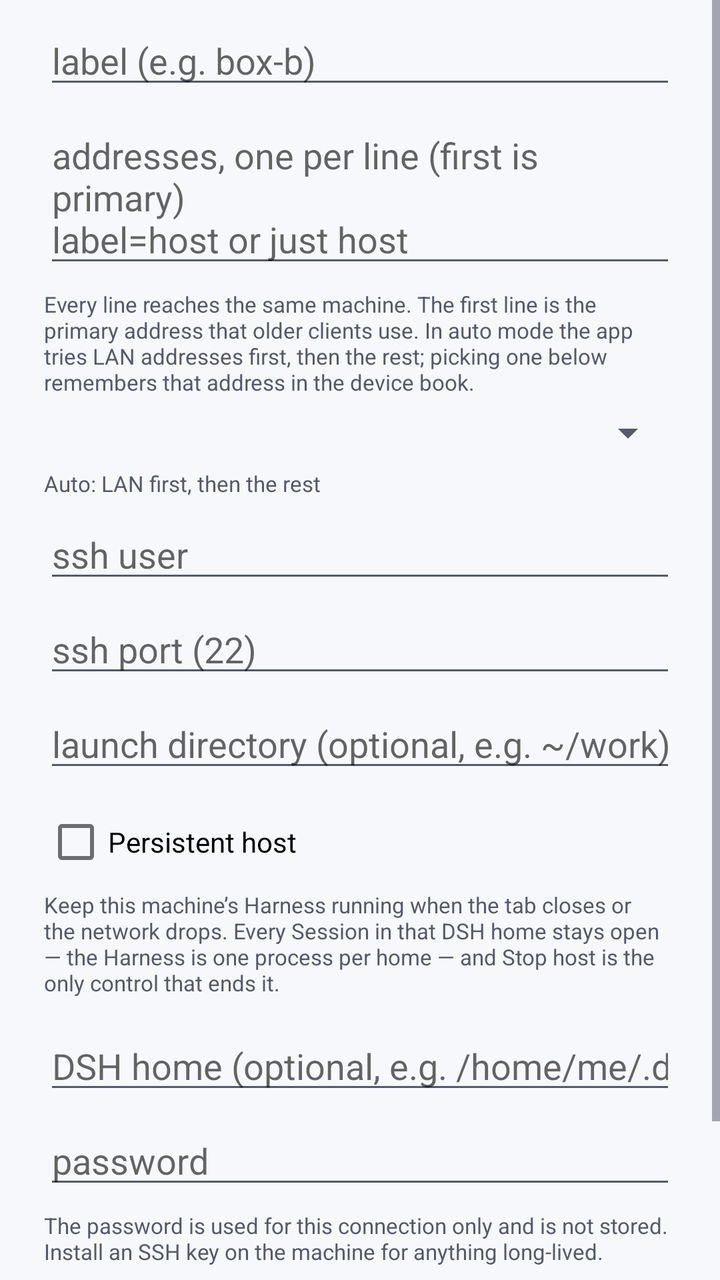
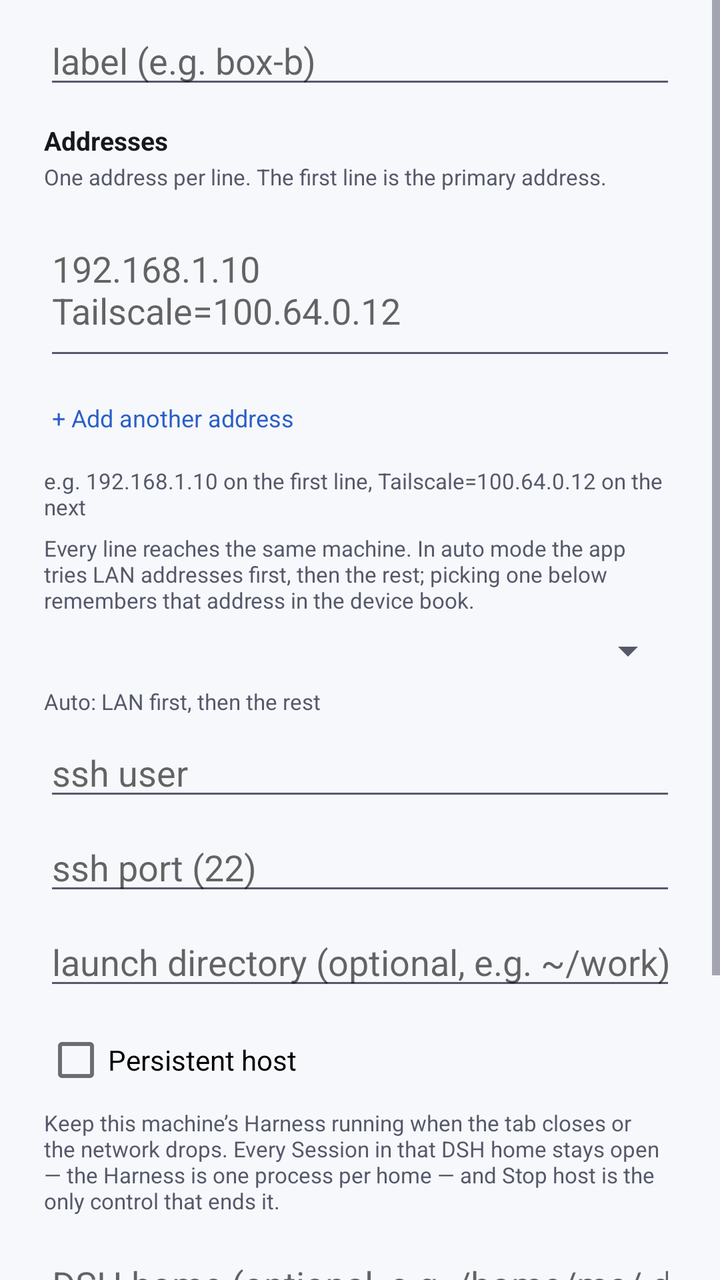

Before-and-after screenshots of an Android layout around one commit, followed by the original layout XML and the change that was made.
<!-- AndroidManifest.xml: application theme Theme.DshTabs -->
<!-- res/layout/dialog_device.xml -->
<?xml version="1.0" encoding="utf-8"?>
<ScrollView xmlns:android="http://schemas.android.com/apk/res/android"
	android:layout_width="match_parent"
	android:layout_height="wrap_content">

	<LinearLayout
		android:layout_width="match_parent"
		android:layout_height="wrap_content"
		android:orientation="vertical"
		android:paddingStart="22dp"
		android:paddingTop="8dp"
		android:paddingEnd="22dp"
		android:paddingBottom="8dp">

		<EditText
			android:id="@+id/label"
			android:layout_width="match_parent"
			android:layout_height="wrap_content"
			android:hint="@string/field_label"
			android:importantForAutofill="no"
			android:inputType="text" />

		<EditText
			android:id="@+id/addresses"
			android:layout_width="match_parent"
			android:layout_height="wrap_content"
			android:layout_marginTop="6dp"
			android:hint="@string/field_addresses"
			android:importantForAutofill="no"
			android:inputType="textMultiLine"
			android:maxLines="6"
			android:minLines="3"
			android:scrollbars="vertical"
			android:singleLine="false" />

		<TextView
			android:layout_width="match_parent"
			android:layout_height="wrap_content"
			android:layout_marginTop="6dp"
			android:text="@string/address_hint"
			android:textColor="@color/dim"
			android:textSize="11sp" />

		<Spinner
			android:id="@+id/addressChoice"
			android:layout_width="match_parent"
			android:layout_height="wrap_content"
			android:layout_marginTop="6dp" />

		<TextView
			android:id="@+id/addressChoiceState"
			android:layout_width="match_parent"
			android:layout_height="wrap_content"
			android:layout_marginTop="6dp"
			android:text="@string/address_choice_auto"
			android:textColor="@color/dim"
			android:textSize="11sp" />

		<EditText
			android:id="@+id/user"
			android:layout_width="match_parent"
			android:layout_height="wrap_content"
			android:layout_marginTop="6dp"
			android:hint="@string/field_user"
			android:importantForAutofill="no"
			android:inputType="text" />

		<EditText
			android:id="@+id/port"
			android:layout_width="match_parent"
			android:layout_height="wrap_content"
			android:layout_marginTop="6dp"
			android:hint="@string/field_port"
			android:importantForAutofill="no"
			android:inputType="number" />

		<EditText
			android:id="@+id/directory"
			android:layout_width="match_parent"
			android:layout_height="wrap_content"
			android:layout_marginTop="6dp"
			android:hint="@string/field_directory"
			android:importantForAutofill="no"
			android:inputType="text" />

		<CheckBox
			android:id="@+id/persistent"
			android:layout_width="match_parent"
			android:layout_height="wrap_content"
			android:layout_marginTop="6dp"
			android:minHeight="48dp"
			android:text="@string/field_persistent" />

		<TextView
			android:layout_width="match_parent"
			android:layout_height="wrap_content"
			android:layout_marginBottom="6dp"
			android:text="@string/persistent_hint"
			android:textColor="@color/dim"
			android:textSize="11sp" />

		<EditText
			android:id="@+id/home"
			android:layout_width="match_parent"
			android:layout_height="wrap_content"
			android:layout_marginTop="6dp"
			android:hint="@string/field_home"
			android:importantForAutofill="no"
			android:inputType="text" />

		
		<Button
			android:id="@+id/terminal"
			android:layout_width="match_parent"
			android:layout_height="wrap_content"
			android:layout_marginTop="10dp"
			android:minHeight="48dp"
			android:text="@string/terminal_open"
			android:visibility="gone" />

		
		<Button
			android:id="@+id/disconnect"
			android:layout_width="match_parent"
			android:layout_height="wrap_content"
			android:layout_marginTop="6dp"
			android:backgroundTint="@color/bad"
			android:minHeight="48dp"
			android:text="@string/disconnect"
			android:visibility="gone" />

		<Button
			android:id="@+id/stopHost"
			android:layout_width="match_parent"
			android:layout_height="wrap_content"
			android:layout_marginTop="10dp"
			android:minHeight="48dp"
			android:text="@string/stop_host"
			android:visibility="gone" />

		<EditText
			android:id="@+id/password"
			android:layout_width="match_parent"
			android:layout_height="wrap_content"
			android:layout_marginTop="6dp"
			android:hint="@string/field_password"
			android:importantForAutofill="no"
			android:inputType="textPassword" />

		<TextView
			android:layout_width="match_parent"
			android:layout_height="wrap_content"
			android:layout_marginTop="6dp"
			android:text="@string/password_hint"
			android:textColor="@color/dim"
			android:textSize="11sp" />

		<View
			android:layout_width="match_parent"
			android:layout_height="1dp"
			android:layout_marginTop="14dp"
			android:background="@color/line" />

		<Button
			android:id="@+id/keyButton"
			android:layout_width="match_parent"
			android:layout_height="wrap_content"
			android:layout_marginTop="10dp"
			android:minHeight="48dp"
			android:text="@string/key_manage" />

		<TextView
			android:id="@+id/keyState"
			android:layout_width="match_parent"
			android:layout_height="wrap_content"
			android:layout_marginTop="2dp"
			android:textColor="@color/dim"
			android:textSize="11sp" />
	</LinearLayout>
</ScrollView>
<!-- resources referenced by this layout -->
<resources>
  <color name="bad">#B8322A</color>
  <color name="dim">#55596A</color>
  <color name="line">#CFD3DE</color>
  <string name="address_choice_auto">Auto: LAN first, then the rest</string>
  <string name="address_hint">Every line reaches the same machine. The first line is the primary address that older clients use. In auto mode the app tries LAN addresses first, then the rest; picking one below remembers that address in the device book.</string>
  <string name="disconnect">Disconnect</string>
  <string name="field_addresses">addresses, one per line (first is primary)\nlabel=host or just host</string>
  <string name="field_directory">launch directory (optional, e.g. ~/work)</string>
  <string name="field_home">DSH home (optional, e.g. /home/me/.dsh)</string>
  <string name="field_label">label (e.g. box-b)</string>
  <string name="field_password">password</string>
  <string name="field_persistent">Persistent host</string>
  <string name="field_port">ssh port (22)</string>
  <string name="field_user">ssh user</string>
  <string name="key_manage">SSH key…</string>
  <string name="password_hint">The password is used for this connection only and is not stored. Install an SSH key on the machine for anything long-lived.</string>
  <string name="persistent_hint">Keep this machine’s Harness running when the tab closes or the network drops. Every Session in that DSH home stays open — the Harness is one process per home — and Stop host is the only control that ends it.</string>
  <string name="stop_host">Stop host</string>
  <string name="terminal_open">Terminal</string>
  <style name="Theme.DshTabs" parent="Theme.MaterialComponents.DayNight.NoActionBar">
  		<item name="colorPrimary">@color/accent</item>
  		<item name="colorPrimaryVariant">@color/bar</item>
  		<item name="colorOnPrimary">@color/on_accent</item>
  		<item name="colorSecondary">@color/ok</item>
  		
  		<item name="colorSurface">@color/bar</item>
  		<item name="android:colorBackground">@color/bg</item>
  		<item name="android:windowBackground">@color/bg</item>
  		<item name="android:textColorPrimary">@color/fg</item>
  		<item name="android:textColorSecondary">@color/dim</item>
  		<item name="android:statusBarColor">@color/bar</item>
  		<item name="android:navigationBarColor">@color/bar</item>
  		<item name="android:windowLightStatusBar">?android:attr/isLightTheme</item>
  		<item name="android:windowLightNavigationBar">?android:attr/isLightTheme</item>
  	</style>
  <color name="accent">#2A5FC7</color>
  <color name="bar">#ECEEF4</color>
  <color name="on_accent">#FFFFFF</color>
  <color name="ok">#147A43</color>
  <color name="bg">#F7F8FB</color>
  <color name="fg">#17181F</color>
</resources>

<!-- the commit's change to res/layout/dialog_device.xml (unified diff, before → after) -->
@@ -20,6 +20,24 @@
 			android:importantForAutofill="no"
 			android:inputType="text" />
 
+		
+		<TextView
+			android:layout_width="match_parent"
+			android:layout_height="wrap_content"
+			android:layout_marginTop="12dp"
+			android:text="@string/addresses_title"
+			android:textColor="@color/fg"
+			android:textSize="13sp"
+			android:textStyle="bold" />
+
+		<TextView
+			android:layout_width="match_parent"
+			android:layout_height="wrap_content"
+			android:layout_marginTop="2dp"
+			android:text="@string/addresses_how"
+			android:textColor="@color/dim"
+			android:textSize="11sp" />
+
 		<EditText
 			android:id="@+id/addresses"
 			android:layout_width="match_parent"
@@ -34,6 +52,30 @@
 			android:singleLine="false" />
 
 		<TextView
+			android:id="@+id/addressAddLine"
+			android:layout_width="wrap_content"
+			android:layout_height="wrap_content"
+			android:layout_marginTop="2dp"
+			android:background="?android:attr/selectableItemBackground"
+			android:clickable="true"
+			android:focusable="true"
+			android:minHeight="44dp"
+			android:gravity="center_vertical"
+			android:paddingStart="4dp"
+			android:paddingEnd="12dp"
+			android:text="@string/address_add_line"
+			android:textColor="@color/accent"
+			android:textSize="12sp" />
+
+		<TextView
+			android:layout_width="match_parent"
+			android:layout_height="wrap_content"
+			android:layout_marginTop="2dp"
+			android:text="@string/addresses_example"
+			android:textColor="@color/dim"
+			android:textSize="11sp" />
+
+		<TextView
 			android:layout_width="match_parent"
 			android:layout_height="wrap_content"
 			android:layout_marginTop="6dp"
<!-- resource entries referenced after the edit -->
@@ -3,10 +3,14 @@
   <color name="bad">#B8322A</color>
   <color name="dim">#55596A</color>
   <color name="line">#CFD3DE</color>
+  <string name="address_add_line">+ Add another address</string>
   <string name="address_choice_auto">Auto: LAN first, then the rest</string>
-  <string name="address_hint">Every line reaches the same machine. The first line is the primary address that older clients use. In auto mode the app tries LAN addresses first, then the rest; picking one below remembers that address in the device book.</string>
+  <string name="address_hint">Every line reaches the same machine. In auto mode the app tries LAN addresses first, then the rest; picking one below remembers that address in the device book.</string>
+  <string name="addresses_example">e.g. 192.168.1.10 on the first line, Tailscale=100.64.0.12 on the next</string>
+  <string name="addresses_how">One address per line. The first line is the primary address.</string>
+  <string name="addresses_title">Addresses</string>
   <string name="disconnect">Disconnect</string>
-  <string name="field_addresses">addresses, one per line (first is primary)\nlabel=host or just host</string>
+  <string name="field_addresses">192.168.1.10\nTailscale=100.64.0.12</string>
   <string name="field_directory">launch directory (optional, e.g. ~/work)</string>
   <string name="field_home">DSH home (optional, e.g. /home/me/.dsh)</string>
   <string name="field_label">label (e.g. box-b)</string>
